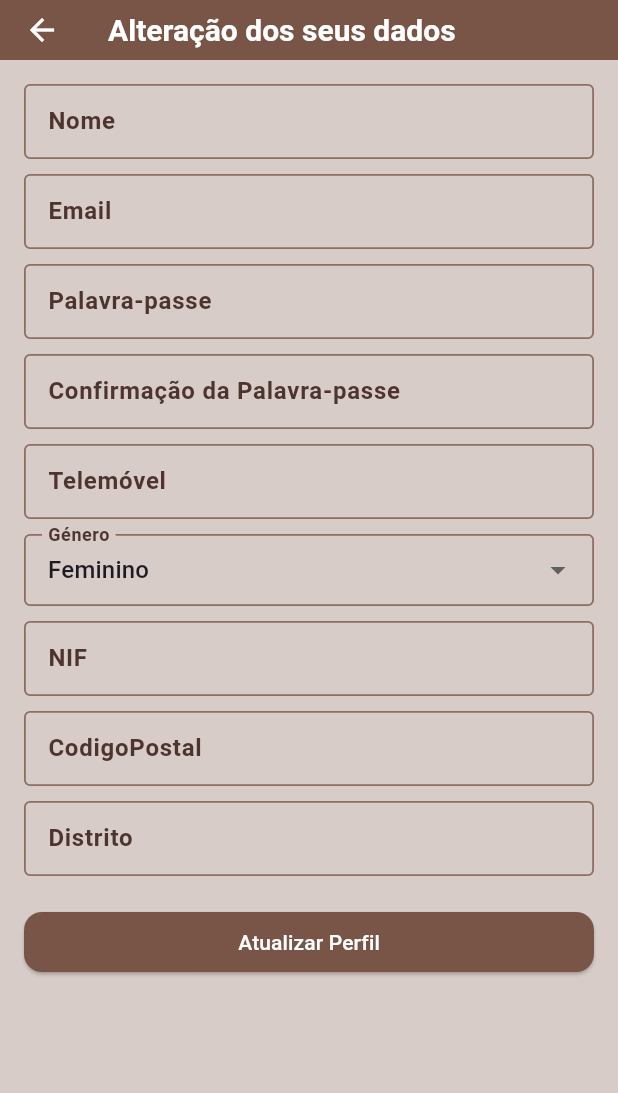
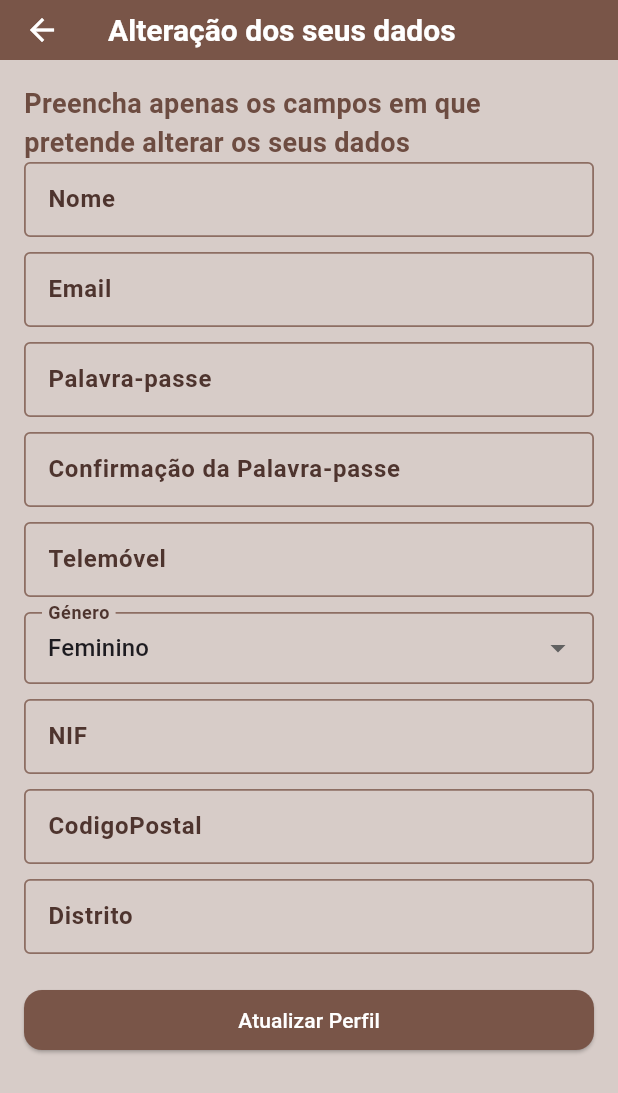
Before and after one commit to DEISI-ULHT-TFC-2024-25/TFC-Aluno2116-PetMatch, a Flutter app: the EditarPerfilUtilizador screen opened directly, on a phone screen of 412 x 824 dp. Shown: the top 1093 px of the screen. Run offline on Flutter 3.47's test engine with Material 3 defaults, Android fonts, the phone set to English and light mode, and no system bars; our stand-ins replace animate_do, cloud_firestore, firebase_auth, firebase_core, firebase_storage, geocoding and 2 more; accounts and stored records are empty.

Commit message:
correção para o mapa centrar na localidade e não no distrito, correções estiticas para ser mais intuitivo para o utilizador, correção do erro de aparecer ao utilizador o botão de tornar visivel o animal de uma associação

```diff
--- a/lib/models/utilizador.dart
+++ b/lib/models/utilizador.dart
@@ -12,6 +12,7 @@ class Utilizador {
     String email;
     String address;
     String distrito;
+    String localidade;
     String zipCode;
     String password;
 
@@ -30,6 +31,7 @@ class Utilizador {
         required this.email,
         required this.address,
         required this.distrito,
+        required this.localidade,
         required this.zipCode,
         required this.password,
         required this.associacoesEmQueEstaEnvolvido,
@@ -49,6 +51,7 @@ class Utilizador {
             email: map['email'] ?? '',
             address: map['address'] ?? '',
             distrito: map['distrito'] ?? '',
+            localidade: map['localidade'] ?? '',
             zipCode: map['zipCode'] ?? '',
             password: map['password'] ?? '',
             associacoesEmQueEstaEnvolvido: map['associacoesEmQueEstaEnvolvido'] != null
@@ -71,6 +74,7 @@ class Utilizador {
             'email': email,
             'address': address,
             'distrito': distrito,
+            'localidade': localidade,
             'zipCode': zipCode,
             'password': password,
             'associacoesEmQueEstaEnvolvido': associacoesEmQueEstaEnvolvido.map((a) => a.toMap()).toList(),
--- a/lib/screens/animalDetailsScreen.dart
+++ b/lib/screens/animalDetailsScreen.dart
@@ -123,7 +123,7 @@ class AnimalDetailsScreen extends StatelessWidget {
               _buildInfoRow(context, Icons.directions_walk, 'Passeios dados:', '$numeroDePasseiosDados'),
               _buildInfoRow(context, Icons.family_restroom, 'Pode apadrinhar:', asGoFather ? 'Não' : 'Sim'),
 
-              if (!isAssoci && animal.hasGodFather )
+              if (!isAssoci && !animal.hasGodFather )
                 Padding(
                   padding: const EdgeInsets.symmetric(vertical: 16.0),
                   child: ElevatedButton(
@@ -138,7 +138,7 @@ class AnimalDetailsScreen extends StatelessWidget {
                 ),
 
               const SizedBox(height: 10),
-              if (isAssoci)
+              if (uidAtual == uidAssociacao)
                 Align(
                     alignment: Alignment.center,
                     child: TextButton(
--- a/lib/screens/editarPerfilAssociação.dart
+++ b/lib/screens/editarPerfilAssociação.dart
@@ -128,6 +128,7 @@ class _EditarPerfilAssociacaoState extends State<EditarPerfilAssociacao> {
         padding: const EdgeInsets.all(16.0),
         child: ListView(
           children: [
+            Text("Preencha apenas os campos em que pretende alterar os seus dados"),
             TextField(
               controller: nomeController,
               decoration: InputDecoration(labelText: 'Nome'),
--- a/lib/screens/editarPerfilUtilizador.dart
+++ b/lib/screens/editarPerfilUtilizador.dart
@@ -125,6 +125,7 @@ class _EditarPerfilUtilizadorState extends State<EditarPerfilUtilizador> {
         padding: const EdgeInsets.all(16.0),
         child: ListView(
           children: [
+            Text("Preencha apenas os campos em que pretende alterar os seus dados"),
             TextField(
               controller: nomeController,
               decoration: InputDecoration(labelText: 'Nome'),
```
Also changed, not shown: lib/screens/utilizadorHomeScreen.dart (+8 -9 lines).
